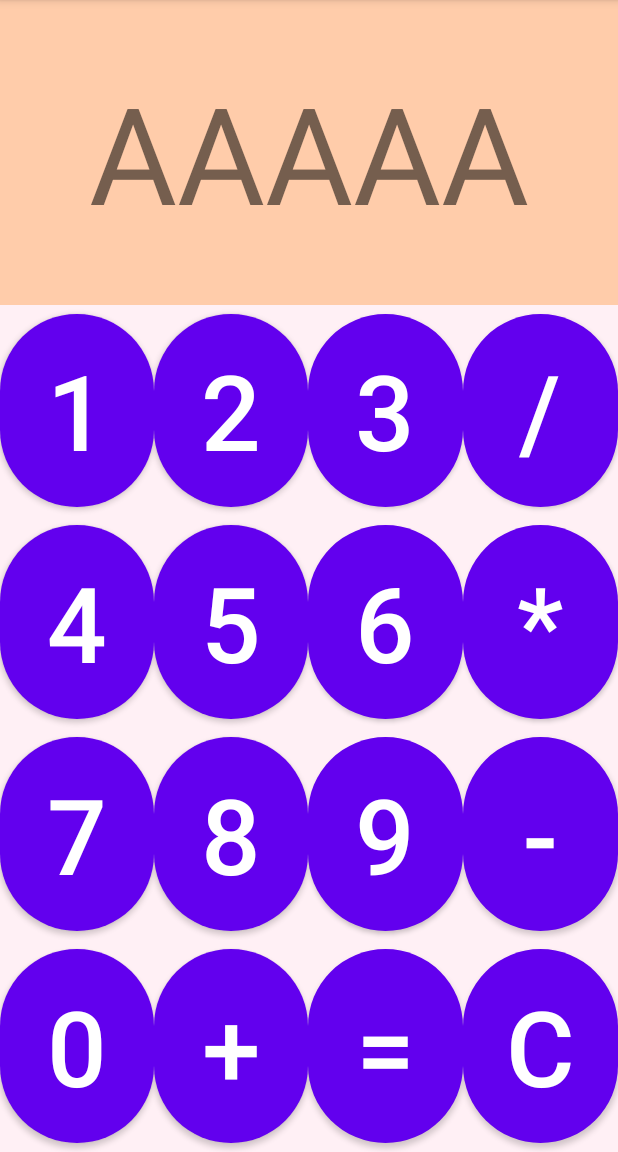
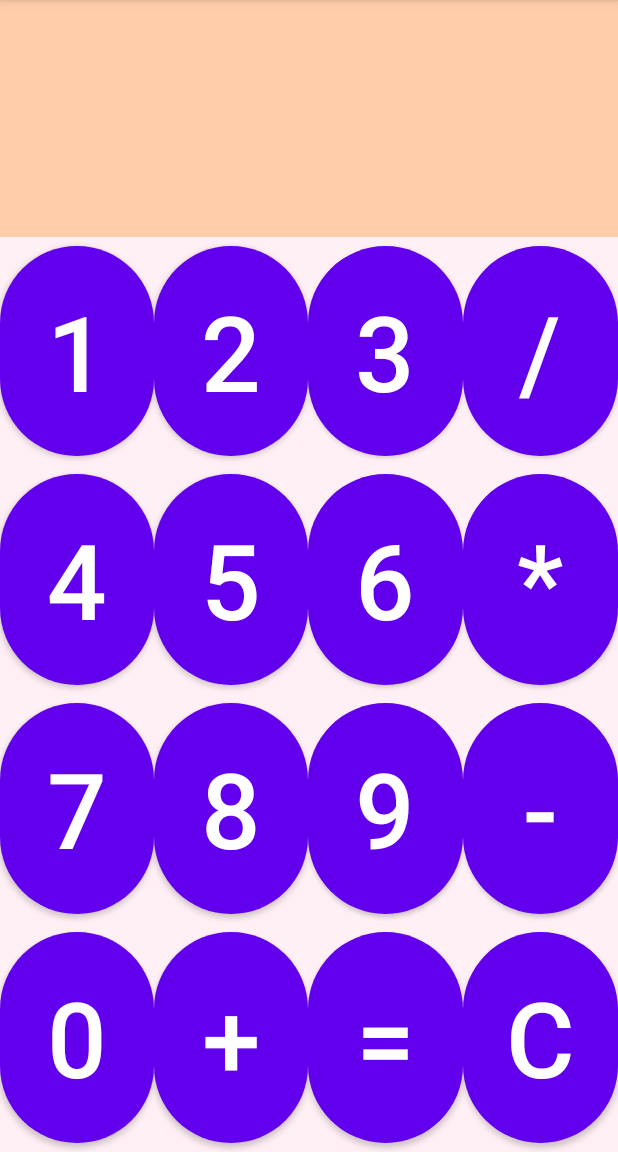
Before and after one commit to Evgeniy909/GeekBrainsLessons, an Android app: the screen it shows after launch (ActivityCalc), after a tap on "КАЛЬКУЛЯТОР", on a phone screen of 412 x 824 dp, the part 84-1236 px from its top. Run offline under Robolectric (Android 15) with nearby library versions, the phone set to English and light mode, and no system bars.

Commit message:
Третий урок 1. Напишите обработку каждой кнопки из макета калькулятора. Выполнил только п.1 2. Создайте объект с данными и операциями калькулятора. Сохраните введённые пользователем данные. 3. * Создайте макет калькулятора для горизонтальной ориентации экрана и отображайте его в ландшафтной ориентации.

```diff
--- a/app/build.gradle
+++ b/app/build.gradle
@@ -33,6 +33,7 @@ dependencies {
     implementation 'androidx.appcompat:appcompat:1.2.0'
     implementation 'com.google.android.material:material:1.2.1'
     implementation 'androidx.constraintlayout:constraintlayout:2.0.1'
+    implementation 'org.jetbrains:annotations:15.0'
     testImplementation 'junit:junit:4.+'
     androidTestImplementation 'androidx.test.ext:junit:1.1.2'
     androidTestImplementation 'androidx.test.espresso:espresso-core:3.3.0'
--- a/app/src/main/java/com/example/geekbrainslessons/MainActivity.java
+++ b/app/src/main/java/com/example/geekbrainslessons/MainActivity.java
@@ -12,14 +12,21 @@ public class MainActivity extends AppCompatActivity {
     @Override
     protected void onCreate(Bundle savedInstanceState) {
         super.onCreate(savedInstanceState);
+
         setContentView(R.layout.activity_main);
+
+        Button button = findViewById(R.id.switchLayout);
+
+        button.setOnClickListener(v ->
+        {
+            Intent intent = new Intent(MainActivity.this, MainActivity2.class);
+            startActivity(intent);
+        });
     }
 
-    //Button button= findViewById(R.id.switchLayout);
-
     public void ButtonClick_switch1(View view) {
-            Intent intent = new Intent(MainActivity.this, MainActivity2.class);
-            startActivity(intent);
+        Intent intent = new Intent(MainActivity.this, MainActivity2.class);
+        startActivity(intent);
     }
 
     public void ButtonClick_Calc(View view) {
@@ -28,11 +35,6 @@ public class MainActivity extends AppCompatActivity {
     }
 
 //Не удаётся
-/*
-button.setOnClickListener(v -> {
-        Intent intent = new Intent(MainActivity.this, MainActivity2.class);
-        startActivity(intent);
-    });
+
+
 }
-*/
-}
--- a/app/src/main/res/layout/activity_calc.xml
+++ b/app/src/main/res/layout/activity_calc.xml
@@ -16,14 +16,14 @@
 
         <TextView
             android:id="@+id/textViewResult"
-            android:text="AAAAA"
+            android:text=""
             android:layout_width="match_parent"
             android:layout_height="wrap_content"
             android:background="#ffca"
             android:layout_weight="3"
             android:gravity="center"
             android:inputType="number"
-            android:textSize="90dp" />
+            android:textSize="30dp" />
 
         <TableRow
             android:layout_width="match_parent"
@@ -39,7 +39,9 @@
                 android:layout_weight="1"
                 android:text="1"
                 android:textSize="70dp"
-                app:cornerRadius="90dp"/>
+                app:cornerRadius="90dp"
+                android:onClick="ButtonClick"
+                />
 
             <Button
                 android:id="@+id/buttonTwo"
@@ -49,7 +51,9 @@
                 android:layout_weight="1"
                 android:text="2"
                 android:textSize="70dp"
-                app:cornerRadius="90dp"/>
+                app:cornerRadius="90dp"
+                android:onClick="ButtonClick"
+                />
 
             <Button
                 android:id="@+id/buttonThree"
@@ -59,7 +63,9 @@
                 android:layout_weight="1"
                 android:text="3"
                 android:textSize="70dp"
-                app:cornerRadius="90dp"/>
+                app:cornerRadius="90dp"
+                android:onClick="ButtonClick"
+                />
 
             <Button
                 android:id="@+id/buttonDivision"
@@ -69,7 +75,9 @@
                 android:layout_weight="1"
                 android:text="/"
                 android:textSize="70dp"
-                app:cornerRadius="90dp"/>
+                app:cornerRadius="90dp"
+                android:onClick="ButtonClick"
+                />
         </TableRow>>
 
         <TableRow
@@ -85,7 +93,9 @@
                 android:layout_weight="1"
                 android:text="4"
                 android:textSize="70dp"
-                app:cornerRadius="90dp"/>
+                app:cornerRadius="90dp"
+                android:onClick="ButtonClick"
+                />
 
             <Button
                 android:id="@+id/buttonFive"
@@ -95,7 +105,9 @@
                 android:layout_weight="1"
                 android:text="5"
                 android:textSize="70dp"
-                app:cornerRadius="90dp"/>
+                app:cornerRadius="90dp"
+                android:onClick="ButtonClick"
+                />
 
             <Button
                 android:id="@+id/buttonSix"
@@ -105,7 +117,9 @@
                 android:layout_weight="1"
                 android:text="6"
                 android:textSize="70dp"
-                app:cornerRadius="90dp"/>
+                app:cornerRadius="90dp"
+                android:onClick="ButtonClick"
+                />
 
             <Button
                 android:id="@+id/buttonMultiplication"
@@ -115,7 +129,9 @@
                 android:layout_weight="1"
                 android:text="*"
                 android:textSize="70dp"
-                app:cornerRadius="90dp"/>
+                app:cornerRadius="90dp"
+                android:onClick="ButtonClick"
+                />
         </TableRow>>
 
         <TableRow
@@ -131,7 +147,9 @@
                 android:layout_weight="1"
                 android:text="7"
                 android:textSize="70dp"
-                app:cornerRadius="90dp"/>
+                app:cornerRadius="90dp"
+                android:onClick="ButtonClick"
+                />
 
             <Button
                 android:id="@+id/buttonEight"
@@ -141,7 +159,9 @@
                 android:layout_weight="1"
                 android:text="8"
                 android:textSize="70dp"
-                app:cornerRadius="90dp"/>
+                app:cornerRadius="90dp"
+                android:onClick="ButtonClick"
+                />
 
             <Button
                 android:id="@+id/buttonNine"
@@ -151,7 +171,9 @@
                 android:layout_weight="1"
                 android:text="9"
                 android:textSize="70dp"
-                app:cornerRadius="90dp" />
+                app:cornerRadius="90dp"
+                android:onClick="ButtonClick"
+                />
 
             <Button
                 android:id="@+id/buttonSubtraction"
@@ -161,7 +183,9 @@
                 android:layout_weight="1"
                 android:text="-"
                 android:textSize="70dp"
-                app:cornerRadius="90dp" />
+                app:cornerRadius="90dp"
+                android:onClick="ButtonClick"
+                />
 
         </TableRow>>
 
@@ -178,7 +202,9 @@
                 android:layout_weight="1"
                 android:text="0"
                 android:textSize="70dp"
-                app:cornerRadius="90dp" />
+                app:cornerRadius="90dp"
+                android:onClick="ButtonClick"
+                />
 
             <Button
                 android:id="@+id/buttonAddition"
@@ -188,7 +214,9 @@
                 android:layout_weight="1"
                 android:text="+"
                 android:textSize="70dp"
-                app:cornerRadius="90dp" />
+                app:cornerRadius="90dp"
+                android:onClick="ButtonClick"
+                />
 
             <Button
                 android:id="@+id/buttonEqually"
@@ -198,7 +226,9 @@
                 android:layout_weight="1"
                 android:text="="
                 android:textSize="70dp"
-                app:cornerRadius="90dp" />
+                app:cornerRadius="90dp"
+                android:onClick="ButtonClick"
+                />
             <Button
                 android:id="@+id/buttonClear"
                 android:layout_width="match_parent"
@@ -207,7 +237,9 @@
                 android:layout_weight="1"
                 android:text="C"
                 android:textSize="70dp"
-                app:cornerRadius="90dp" />
+                app:cornerRadius="90dp"
+                android:onClick="ButtonClick"
+                />
         </TableRow>>
 
 
--- a/app/src/main/res/layout/activity_main.xml
+++ b/app/src/main/res/layout/activity_main.xml
@@ -7,8 +7,8 @@
     tools:context=".MainActivity">
 
     <LinearLayout
-        android:layout_width="358dp"
-        android:layout_height="638dp"
+        android:layout_width="match_parent"
+        android:layout_height="match_parent"
         android:orientation="vertical"
         tools:layout_editor_absoluteX="1dp"
         tools:layout_editor_absoluteY="1dp"
--- a/app/src/main/res/layout/activity_main2.xml
+++ b/app/src/main/res/layout/activity_main2.xml
@@ -7,11 +7,12 @@
     tools:context=".MainActivity2">
 
     <LinearLayout
-        android:layout_width="766dp"
+        android:layout_width="match_parent"
         android:layout_height="1022dp"
         android:orientation="vertical"
         tools:layout_editor_absoluteX="1dp"
-        tools:layout_editor_absoluteY="1dp">
+        tools:layout_editor_absoluteY="1dp"
+        tools:ignore="MissingConstraints">
 
         <EditText
             android:id="@+id/editTextTextPersonName"
```
Also changed, not shown: app/src/main/java/com/example/geekbrainslessons/ActivityCalc.java (+143 -1 lines).
